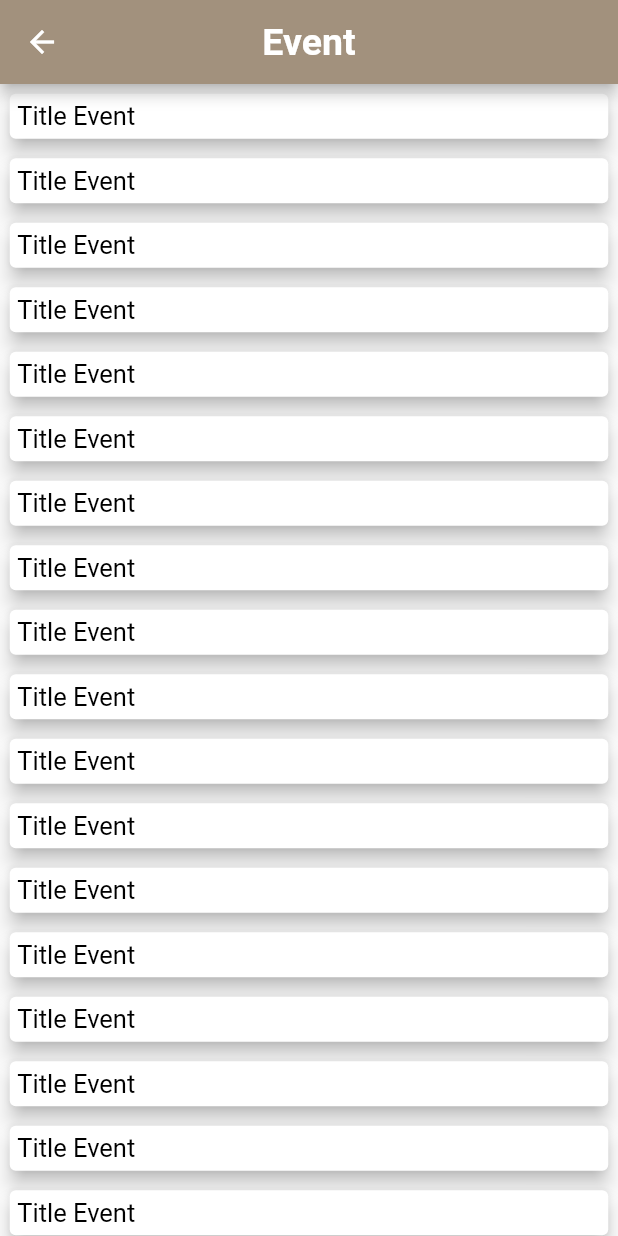
After one commit to ESGI2048/2048-frontoffice, a Flutter app: the EventPage screen opened directly, on a phone screen of 412 x 824 dp. The commit adds this screen. Run offline on Flutter 3.47's test engine with Material 2 defaults, Android fonts, the phone set to English and light mode, and no system bars; our stand-ins replace shared_preferences; accounts and stored records are empty; Roboto replaces fonts that are missing (StarJedi).

Commit message:
Event Page

```diff
--- a/lib/controller/log_controller.dart
+++ b/lib/controller/log_controller.dart
@@ -1,5 +1,5 @@
 import 'package:augarde_2048/controller/bdd_helper.dart';
-import 'package:augarde_2048/view/page/home.dart';
+import 'package:augarde_2048/view/page/home_page.dart';
 import 'package:flutter/material.dart';
 import 'package:augarde_2048/view/my_material.dart';
 import 'package:augarde_2048/controller/alert_helper.dart';
--- a/lib/main.dart
+++ b/lib/main.dart
@@ -1,5 +1,5 @@
 import 'package:flutter/material.dart';
-import 'package:augarde_2048/view/page/home.dart';
+import 'package:augarde_2048/view/page/home_page.dart';
 import 'package:augarde_2048/controller/log_controller.dart';
 
 void main() => runApp(MyApp());
--- /dev/null
+++ b/lib/model/event.dart
@@ -0,0 +1,44 @@
+import 'package:flutter/material.dart';
+
+class Event {
+
+  int id;
+  String name, place, description;
+  Image file_path;
+  DateTime date;
+
+  Event(int id, String name, String description, String place, String file_path, int date) {
+    this.id = id;
+    this.name = name;
+    this.description = description;
+    this.place = place;
+    this.file_path = Image.network(file_path);
+    this.date = DateTime.fromMillisecondsSinceEpoch(date * 1000);
+  }
+
+  // named constructor
+  Event.fromJson(Map<String, dynamic> json)
+      : id = json['id'],
+        name = json['name'],
+        description = json['description'],
+        place = json['place'],
+        file_path = Image.network(json['file_path']),
+        date = DateTime.fromMillisecondsSinceEpoch(json['date'] * 1000);
+
+
+  // method
+  Map<String, dynamic> toJson() {
+    return {
+      "id": id,
+      "name": name,
+      "description": description,
+      "place": place,
+      "file_path": file_path.toString(),
+      "date": date.millisecondsSinceEpoch,
+    };
+  }
+
+  /*String toJsonString() {
+    return '{"login": "$login", "password": "$password"}';
+  }*/
+}
--- a/lib/view/my_material.dart
+++ b/lib/view/my_material.dart
@@ -9,3 +9,4 @@ export 'my_widgets/my_gradient.dart';
 export 'my_widgets/my_textfield.dart';
 export 'my_widgets/painter.dart';
 export 'my_widgets/menu_two_items.dart';
+export 'my_widgets/event_tile.dart';
--- a/lib/view/my_widgets/constants.dart
+++ b/lib/view/my_widgets/constants.dart
@@ -29,6 +29,7 @@ AssetImage logoImage = AssetImage("assets/logo_augarde.png");
 //Icons
 const Icon settingsIcon = Icon(Icons.settings);
 const Icon refreshIcon = Icon(Icons.refresh, color: Colors.white70,);
+const Icon eventIcon = Icon(Icons.event);
 
 
 // Keys NodeJS
--- /dev/null
+++ b/lib/view/my_widgets/event_tile.dart
@@ -0,0 +1,35 @@
+import 'package:augarde_2048/model/event.dart';
+import 'package:flutter/material.dart';
+import 'package:augarde_2048/view/my_material.dart';
+
+class EventTile extends StatefulWidget {
+  Event event;
+
+  EventTile(this.event);
+
+  @override
+  State<StatefulWidget> createState() => _EventTileState();
+}
+
+class _EventTileState extends State<EventTile> {
+  @override
+  Widget build(BuildContext context) {
+    return Container(
+      color: Colors.transparent,
+      margin: EdgeInsets.all(2.5),
+      child: Card(
+        color: white,
+        elevation: 5.0,
+        child: Container(
+          padding: EdgeInsets.all(5.0),
+          child: Row(
+            mainAxisAlignment: MainAxisAlignment.spaceBetween,
+            children: <Widget>[
+              MyText(widget.event.name, color: Colors.black,),
+            ],
+          ),
+        ),
+      ),
+    );
+  }
+}
--- /dev/null
+++ b/lib/view/page/event_page.dart
@@ -0,0 +1,32 @@
+import 'package:flutter/material.dart';
+import 'package:augarde_2048/view/my_material.dart';
+import 'package:augarde_2048/model/event.dart';
+
+class EventPage extends StatefulWidget {
+  @override
+  _EventPageState createState() => _EventPageState();
+}
+
+class _EventPageState extends State<EventPage> {
+  @override
+  Widget build(BuildContext context) {
+    return Scaffold(
+      appBar: AppBar(
+        centerTitle: true,
+        title: MyText(
+          'Event',
+          fontSize: 25.0,
+          textBold: true,
+        ),
+        backgroundColor: Color(gridBackground),
+      ),
+      body: ListView.builder(
+          itemCount: 30,
+          itemBuilder: (BuildContext context, int index) {
+            Event event = Event(1, "Title Event", "Une description", "12 rue Nation, 75010 Paris", "http://localhost.png", DateTime.now().millisecondsSinceEpoch);
+            return EventTile(event);
+          }
+      ),
+    );
+  }
+}
--- a/lib/view/page/home.dart
+++ b/lib/view/page/home_page.dart
@@ -3,6 +3,7 @@ import 'package:augarde_2048/view/my_material.dart';
 import 'package:augarde_2048/controller/grid.dart';
 import 'package:augarde_2048/controller/game.dart';
 import 'package:shared_preferences/shared_preferences.dart';
+import 'package:augarde_2048/view/page/event_page.dart';
 
 class HomePage extends StatefulWidget {
   @override
@@ -48,6 +49,17 @@ class _HomePageState extends State<HomePage> {
           padding: EdgeInsets.all(20.0),
           child: Column(
             children: <Widget>[
+              Row(
+                mainAxisAlignment: MainAxisAlignment.spaceBetween,
+                children: <Widget>[
+                  PaddingWith(
+                    widget: IconButton(icon: eventIcon, onPressed: () => Navigator.push(context, MaterialPageRoute(builder: (context) => EventPage())), iconSize: 37.0,),
+                    top: 0.0,
+                    left: 5.0,
+                    right: 10.0,
+                    bottom: 20.0,
+                  ),
+
                   Padding(
                     padding: EdgeInsets.only(bottom: 20.0),
                     child: Container(
@@ -72,6 +84,10 @@ class _HomePageState extends State<HomePage> {
                         ],
                       ),
                     ),
+                  ),
+
+                  SizedBox(width: 75.0,),
+                ],
               ),
 
               Container(
@@ -174,7 +190,7 @@ class _HomePageState extends State<HomePage> {
                         color: Color(gridBackground),
                       ),
                       child: Padding(
-                        padding: EdgeInsets.all(10.0),
+                        padding: EdgeInsets.all(15.0),
                         child: Column(
                           children: <Widget>[
                             MyText(
```
Lines whose indentation alone changed are shown as unchanged.
